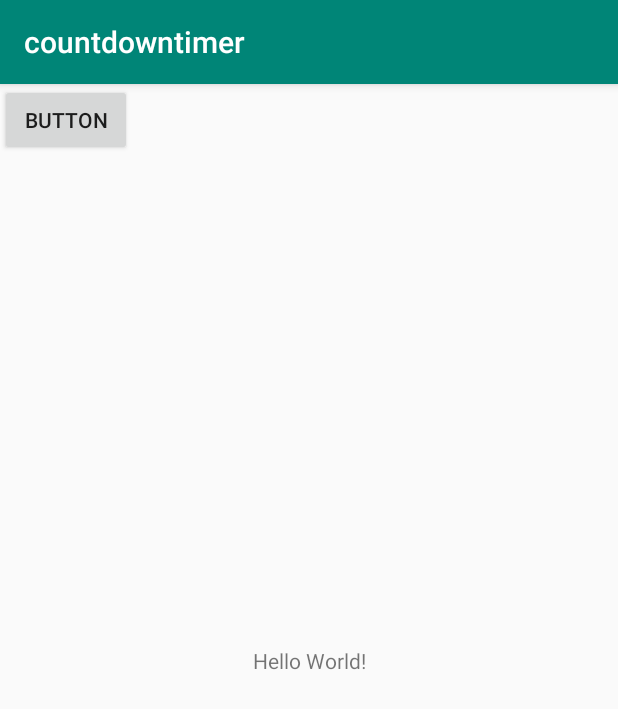
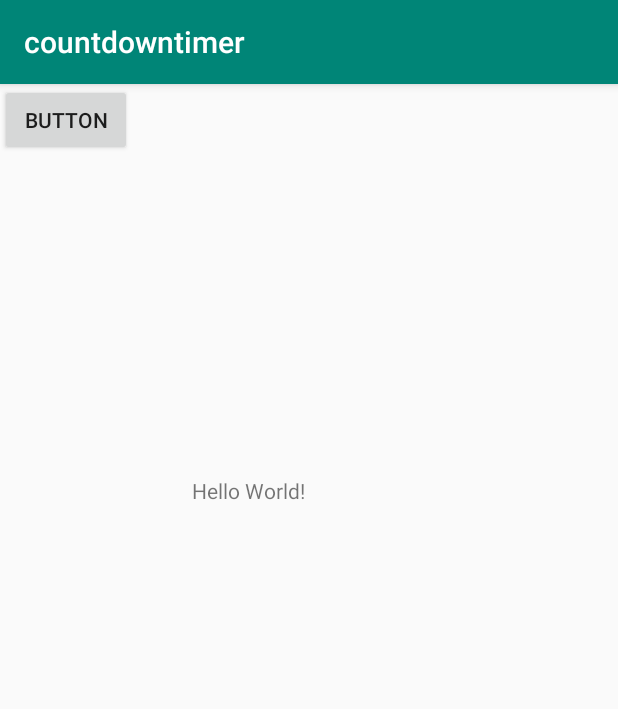
Before and after one commit to prashankln/countdowntimer, an Android app: the screen it shows after launch (MainActivity), on a phone screen of 412 x 824 dp. Shown: the top 709 px of the screen. Run offline under Robolectric (Android 15) with nearby library versions, the phone set to English and light mode, and no system bars.

```diff
--- a/app/src/main/res/layout/activity_main.xml
+++ b/app/src/main/res/layout/activity_main.xml
@@ -11,9 +11,11 @@
         android:layout_height="wrap_content"
         android:text="Hello World!"
         app:layout_constraintBottom_toBottomOf="parent"
+        app:layout_constraintHorizontal_bias="0.38"
         app:layout_constraintLeft_toLeftOf="parent"
         app:layout_constraintRight_toRightOf="parent"
-        app:layout_constraintTop_toTopOf="parent" />
+        app:layout_constraintTop_toTopOf="parent"
+        app:layout_constraintVertical_bias="0.349" />
 
     <Button
         android:id="@+id/button"
```
